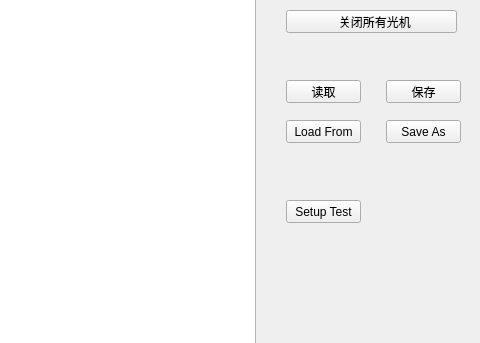
This is osd/deviceswnd.ui in jpcstpj7281/gameseer as Qt 5 draws it before an edit; both pictures show x 544 to 1024 and y 330 to 673 of the 1024 by 768 pixel window. The edited form follows.
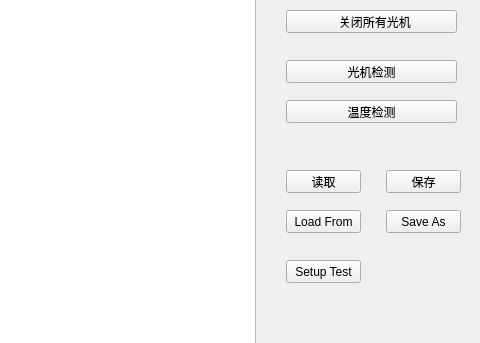
This is the edited form.

Patch:
```diff
--- a/osd/deviceswnd.ui
+++ b/osd/deviceswnd.ui
@@ -120,7 +120,7 @@
    <property name="geometry">
     <rect>
      <x>830</x>
-     <y>530</y>
+     <y>590</y>
      <width>75</width>
      <height>23</height>
     </rect>
@@ -133,7 +133,7 @@
    <property name="geometry">
     <rect>
      <x>830</x>
-     <y>410</y>
+     <y>500</y>
      <width>75</width>
      <height>23</height>
     </rect>
@@ -146,7 +146,7 @@
    <property name="geometry">
     <rect>
      <x>930</x>
-     <y>410</y>
+     <y>500</y>
      <width>75</width>
      <height>23</height>
     </rect>
@@ -172,7 +172,7 @@
    <property name="geometry">
     <rect>
      <x>930</x>
-     <y>450</y>
+     <y>540</y>
      <width>75</width>
      <height>23</height>
     </rect>
@@ -185,7 +185,7 @@
    <property name="geometry">
     <rect>
      <x>830</x>
-     <y>450</y>
+     <y>540</y>
      <width>75</width>
      <height>23</height>
     </rect>
@@ -220,6 +220,32 @@
     <string>  关闭所有光机</string>
    </property>
   </widget>
+  <widget class="QPushButton" name="pbTempCheck">
+   <property name="geometry">
+    <rect>
+     <x>830</x>
+     <y>430</y>
+     <width>171</width>
+     <height>23</height>
+    </rect>
+   </property>
+   <property name="text">
+    <string>温度检测</string>
+   </property>
+  </widget>
+  <widget class="QPushButton" name="pbFanCheck">
+   <property name="geometry">
+    <rect>
+     <x>830</x>
+     <y>390</y>
+     <width>171</width>
+     <height>23</height>
+    </rect>
+   </property>
+   <property name="text">
+    <string>光机检测</string>
+   </property>
+  </widget>
   <zorder>tableDevices</zorder>
   <zorder>incrRow</zorder>
   <zorder>decrRow</zorder>
```
Left out of the diff: 2 changed lines with no effect on the pictures.
